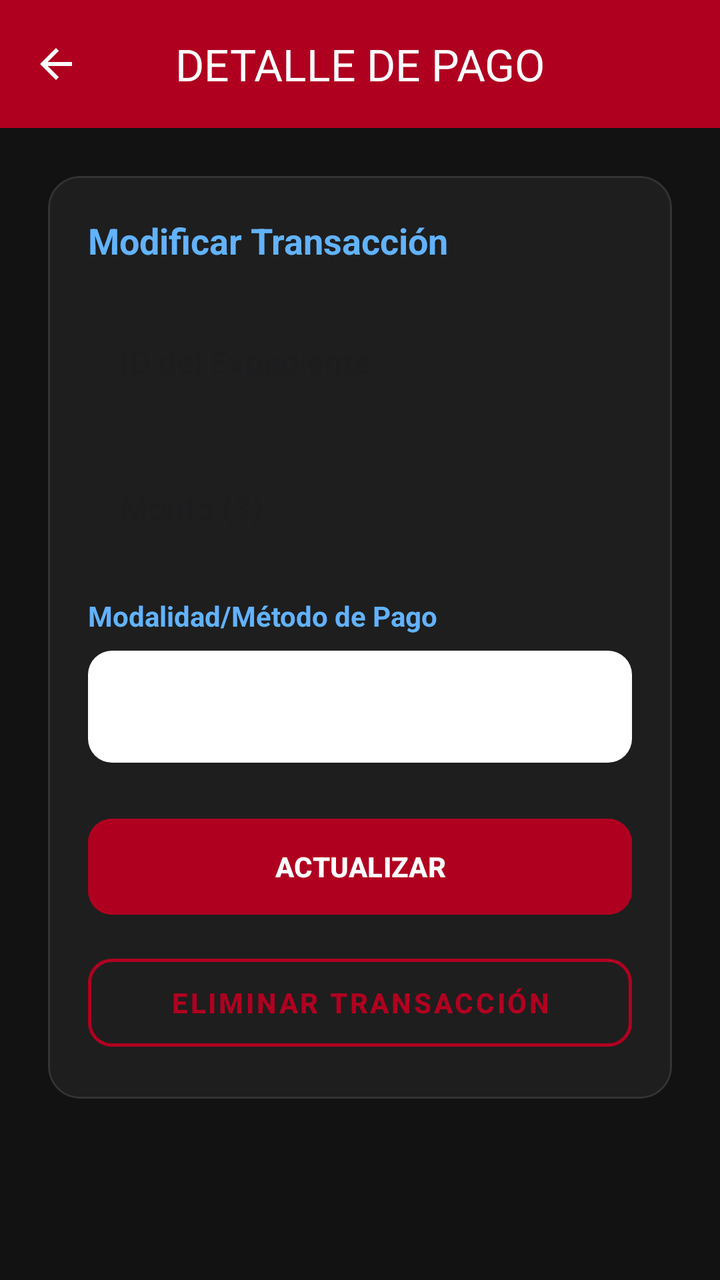
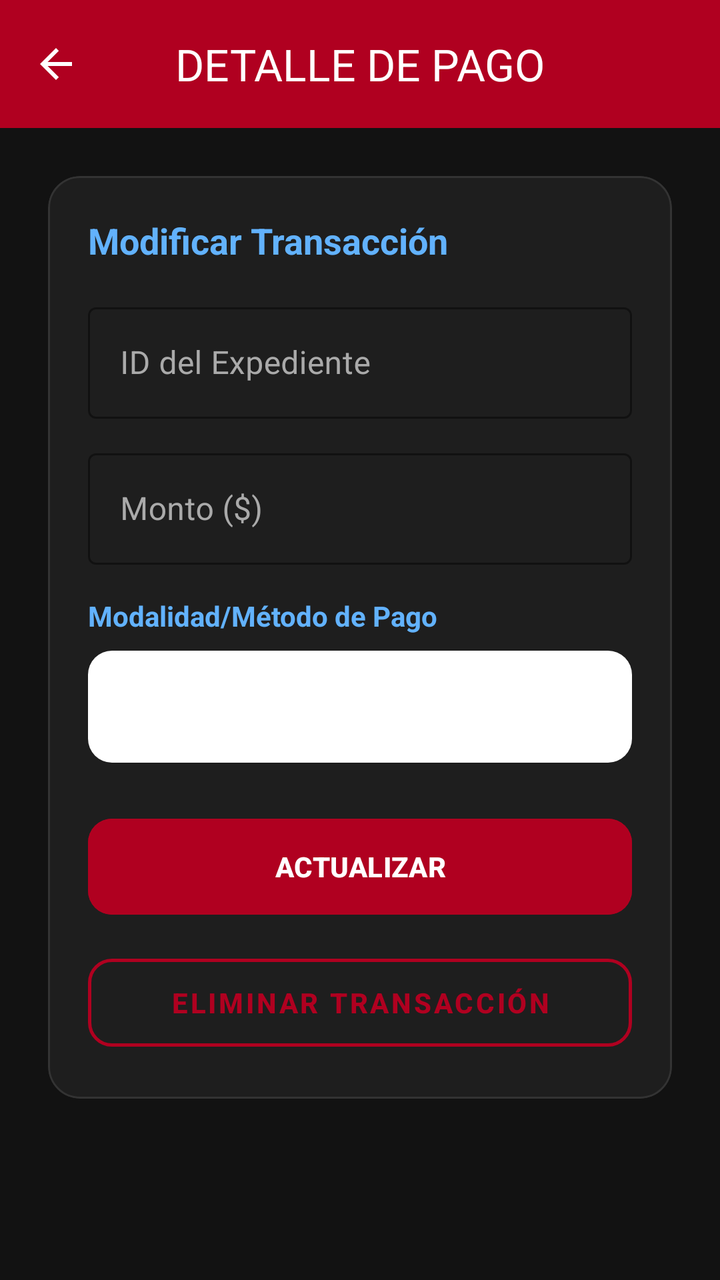

An Android layout rendered at two revisions. The XML below is the earlier revision; the diff shows what the commit changed to produce the second picture.
<!-- AndroidManifest.xml: application theme Theme.Autotechs -->
<!-- res/layout/activity_facturacion_editar.xml -->
<?xml version="1.0" encoding="utf-8"?>
<androidx.constraintlayout.widget.ConstraintLayout
    xmlns:android="http://schemas.android.com/apk/res/android"
    xmlns:app="http://schemas.android.com/apk/res-auto"
    android:layout_width="match_parent"
    android:layout_height="match_parent"
    android:background="#121212">

    <com.google.android.material.appbar.AppBarLayout
        android:id="@+id/appBarLayout"
        android:layout_width="match_parent"
        android:layout_height="wrap_content"
        app:layout_constraintTop_toTopOf="parent">

        <com.google.android.material.appbar.MaterialToolbar
            android:id="@+id/topAppBar"
            android:layout_width="match_parent"
            android:layout_height="?attr/actionBarSize"
            android:background="#B00020"
            app:navigationIcon="@drawable/ic_back"
            app:navigationIconTint="@android:color/white"
            app:title="DETALLE DE PAGO"
            app:titleCentered="true"
            app:titleTextColor="@android:color/white" />
    </com.google.android.material.appbar.AppBarLayout>

    <ScrollView
        android:layout_width="match_parent"
        android:layout_height="0dp"
        android:fillViewport="true"
        app:layout_constraintTop_toBottomOf="@id/appBarLayout"
        app:layout_constraintBottom_toBottomOf="parent">

        <LinearLayout
            android:layout_width="match_parent"
            android:layout_height="wrap_content"
            android:orientation="vertical"
            android:padding="24dp">

            <com.google.android.material.card.MaterialCardView
                android:layout_width="match_parent"
                android:layout_height="wrap_content"
                app:cardCornerRadius="16dp"
                app:cardBackgroundColor="#1E1E1E"
                app:strokeColor="#333333"
                app:strokeWidth="1dp">

                <LinearLayout
                    android:layout_width="match_parent"
                    android:layout_height="wrap_content"
                    android:orientation="vertical"
                    android:padding="20dp">

                    <TextView
                        android:layout_width="wrap_content"
                        android:layout_height="wrap_content"
                        android:text="Modificar Transacción"
                        android:textColor="#62B2FD"
                        android:textSize="18sp"
                        android:textStyle="bold"
                        android:layout_marginBottom="16dp"/>

                    <com.google.android.material.textfield.TextInputLayout
                        android:layout_width="match_parent"
                        android:layout_height="wrap_content"
                        android:layout_marginBottom="12dp"
                        style="@style/Widget.MaterialComponents.TextInputLayout.OutlinedBox">
                        <com.google.android.material.textfield.TextInputEditText
                            android:id="@+id/etExpedienteId"
                            android:layout_width="match_parent"
                            android:layout_height="wrap_content"
                            android:hint="ID del Expediente"
                            android:inputType="number"
                            android:textColor="@android:color/white"/>
                    </com.google.android.material.textfield.TextInputLayout>

                    <com.google.android.material.textfield.TextInputLayout
                        android:layout_width="match_parent"
                        android:layout_height="wrap_content"
                        android:layout_marginBottom="16dp"
                        style="@style/Widget.MaterialComponents.TextInputLayout.OutlinedBox">
                        <com.google.android.material.textfield.TextInputEditText
                            android:id="@+id/etMonto"
                            android:layout_width="match_parent"
                            android:layout_height="wrap_content"
                            android:hint="Monto ($)"
                            android:inputType="numberDecimal"
                            android:textColor="@android:color/white"/>
                    </com.google.android.material.textfield.TextInputLayout>

                    <TextView
                        android:layout_width="wrap_content"
                        android:layout_height="wrap_content"
                        android:text="Modalidad/Método de Pago"
                        android:textColor="#62B2FD"
                        android:textStyle="bold"
                        android:layout_marginBottom="8dp"/>

                    <Spinner
                        android:id="@+id/spinnerModalidad"
                        android:layout_width="match_parent"
                        android:layout_height="56dp"
                        android:layout_marginBottom="24dp"
                        android:background="@drawable/rounded_input_bg"
                        android:padding="8dp" />

                    <com.google.android.material.button.MaterialButton
                        android:id="@+id/btnActualizar"
                        android:layout_width="match_parent"
                        android:layout_height="56dp"
                        android:backgroundTint="#B00020"
                        android:text="ACTUALIZAR"
                        android:textColor="@android:color/white"
                        android:textStyle="bold"
                        android:layout_marginBottom="12dp"
                        app:cornerRadius="12dp" />

                    <com.google.android.material.button.MaterialButton
                        android:id="@+id/btnEliminar"
                        style="@style/Widget.MaterialComponents.Button.OutlinedButton"
                        android:layout_width="match_parent"
                        android:layout_height="56dp"
                        android:text="ELIMINAR TRANSACCIÓN"
                        android:textColor="#B00020"
                        android:textStyle="bold"
                        app:cornerRadius="12dp"
                        app:strokeColor="#B00020"
                        app:strokeWidth="1.5dp" />

                </LinearLayout>
            </com.google.android.material.card.MaterialCardView>
        </LinearLayout>
    </ScrollView>
</androidx.constraintlayout.widget.ConstraintLayout>
<!-- resources referenced by this layout -->
<resources>
  <!-- drawable ic_back (drawable) -->
  <vector xmlns:android="http://schemas.android.com/apk/res/android" android:autoMirrored="true" android:height="24dp" android:tint="#000000" android:viewportHeight="24" android:viewportWidth="24" android:width="24dp">
        
      <path android:fillColor="@android:color/white" android:pathData="M20,11H7.83l5.59,-5.59L12,4l-8,8 8,8 1.41,-1.41L7.83,13H20v-2z"/>
      
  </vector>
  <!-- drawable rounded_input_bg (drawable) -->
  <?xml version="1.0" encoding="utf-8"?>
  <shape xmlns:android="http://schemas.android.com/apk/res/android">
      <solid android:color="@android:color/white" />
      <corners android:radius="12dp" />
  </shape>
  <style name="Theme.Autotechs" parent="Base.Theme.Autotechs" />
  <style name="Base.Theme.Autotechs" parent="Theme.Material3.DayNight.NoActionBar">
          
          
      </style>
</resources>

<!-- the commit's change to res/layout/activity_facturacion_editar.xml (unified diff, before → after) -->
@@ -64,7 +64,10 @@
                         android:layout_width="match_parent"
                         android:layout_height="wrap_content"
                         android:layout_marginBottom="12dp"
-                        style="@style/Widget.MaterialComponents.TextInputLayout.OutlinedBox">
+                        style="@style/Widget.MaterialComponents.TextInputLayout.OutlinedBox"
+                        android:textColorHint="#AAAAAA"
+                        app:hintTextColor="@android:color/white"
+                        app:boxStrokeColor="#62B2FD">
                         <com.google.android.material.textfield.TextInputEditText
                             android:id="@+id/etExpedienteId"
                             android:layout_width="match_parent"
@@ -78,7 +81,10 @@
                         android:layout_width="match_parent"
                         android:layout_height="wrap_content"
                         android:layout_marginBottom="16dp"
-                        style="@style/Widget.MaterialComponents.TextInputLayout.OutlinedBox">
+                        style="@style/Widget.MaterialComponents.TextInputLayout.OutlinedBox"
+                        android:textColorHint="#AAAAAA"
+                        app:hintTextColor="@android:color/white"
+                        app:boxStrokeColor="#62B2FD">
                         <com.google.android.material.textfield.TextInputEditText
                             android:id="@+id/etMonto"
                             android:layout_width="match_parent"
